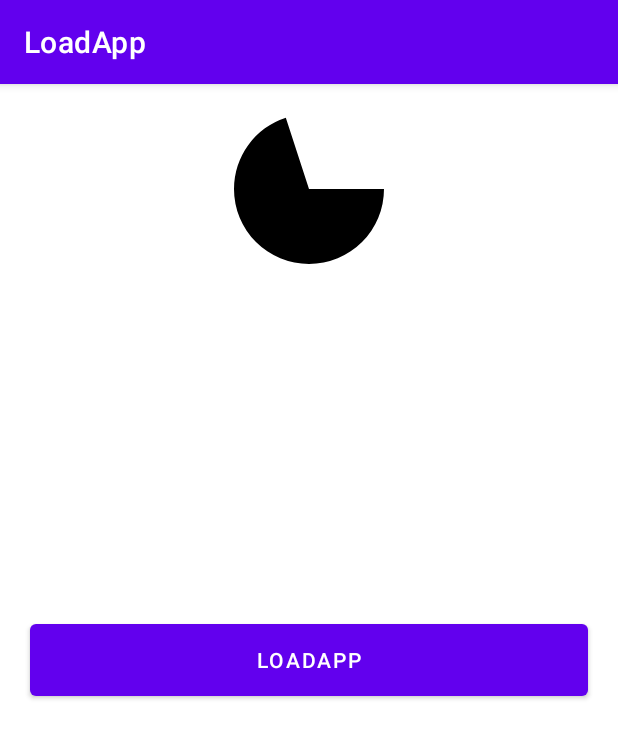
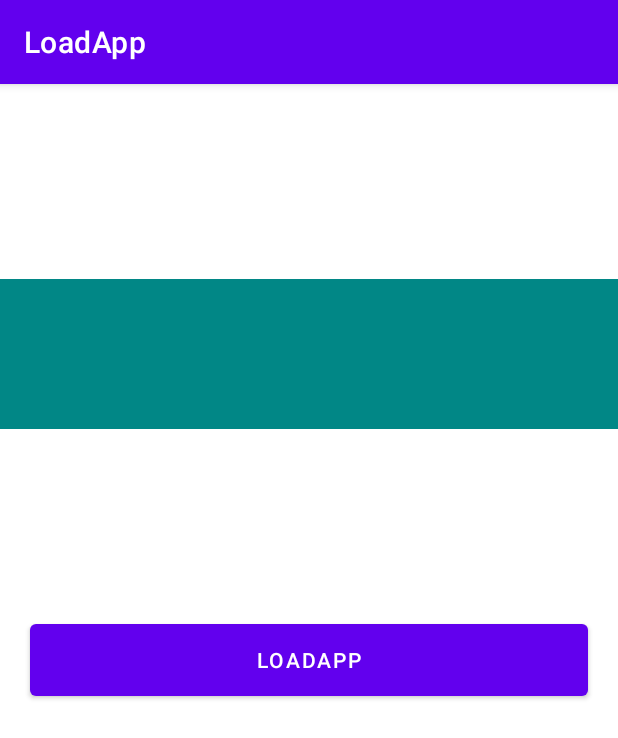
Before and after one commit to RicardoBravoA/LoadApp, an Android app: the screen it shows after launch (MainActivity), on a phone screen of 412 x 824 dp. Shown: the top 738 px of the screen. Run offline under Robolectric (Android 15) with nearby library versions, the phone set to English and light mode, and no system bars; our stand-ins replace data binding; pictures from the network do not load.

Commit message:
feat: Update motion layout scene

```diff
--- a/app/src/main/java/com/udacity/load/app/main/MainFragment.kt
+++ b/app/src/main/java/com/udacity/load/app/main/MainFragment.kt
@@ -7,9 +7,11 @@ import android.util.Log
 import android.view.LayoutInflater
 import android.view.View
 import android.view.ViewGroup
+import androidx.constraintlayout.motion.widget.MotionLayout
 import androidx.core.app.NotificationCompat
 import androidx.fragment.app.Fragment
 import androidx.lifecycle.ViewModelProvider
+import com.udacity.load.app.R
 import com.udacity.load.app.databinding.FragmentMainBinding
 import kotlinx.coroutines.Dispatchers
 import kotlinx.coroutines.GlobalScope
@@ -40,18 +42,30 @@ class MainFragment : Fragment() {
 
         binding.customButton.setOnClickListener {
             Log.i("z- data", "true")
-            mainViewModel.load("https://github.com/udacity/nd940-c3-advanced-android-programming-project-starter/archive/master.zip")
-            mainViewModel.abc()
+            /*mainViewModel.load("https://github.com/udacity/nd940-c3-advanced-android-programming-project-starter/archive/master.zip")
+            mainViewModel.abc()*/
+
+            GlobalScope.launch(Dispatchers.Main) {
+                for (i in 0..100 step 10) {
+                    binding.customAnimationView.setProgress(i.toFloat())
+                    delay(1000L)
+                }
+                delay(1000)
+                /*binding.motionLayout.getConstraintSet(R.id.view_start)
+                    .setVisibility(R.id.view, View.VISIBLE)*/
+                /*val constraint = binding.motionLayout.getConstraintSet(R.id.view_start)
+                constraint?.let {
+                    it.setVisibility(it, View.VISIBLE)
+                }*/
+                binding.view.visibility = View.VISIBLE
+                binding.motionLayout.transitionToEnd()
+
+            }
+
         }
 
 //        binding.customAnimationView.setProgress(90f)
 
-        GlobalScope.launch(Dispatchers.Main) {
-            for (i in 0..100 step 10) {
-                binding.customAnimationView.setProgress(i.toFloat())
-                delay(1000L)
-            }
-        }
 
         return binding.root
     }
--- a/app/src/main/java/com/udacity/load/app/util/CircularView.kt
+++ b/app/src/main/java/com/udacity/load/app/util/CircularView.kt
@@ -54,10 +54,7 @@ class CircularView @JvmOverloads constructor(
         val width = width
         val top = 0
         rect!![left.toFloat(), top.toFloat(), left + width.toFloat()] = top + width.toFloat()
-
-        if (progress != 0f) {
-            canvas.drawArc(rect!!, 0f, 360 * progress, true, paint!!)
-        }
+        canvas.drawArc(rect!!, 0f, 360 * progress, true, paint!!)
     }
 
     fun setProgress(percentage: Float) {
--- a/app/src/main/res/layout/fragment_main.xml
+++ b/app/src/main/res/layout/fragment_main.xml
@@ -18,6 +18,29 @@
             app:layout_constraintStart_toStartOf="parent"
             app:layout_constraintTop_toTopOf="parent" />
 
+        <androidx.constraintlayout.motion.widget.MotionLayout
+            android:id="@+id/motion_layout"
+            android:layout_width="match_parent"
+            android:layout_height="100dp"
+            android:layout_marginTop="10dp"
+            android:background="@color/teal_700"
+            app:layoutDescription="@xml/fragment_main_scene"
+            app:layout_constraintEnd_toEndOf="parent"
+            app:layout_constraintStart_toStartOf="parent"
+            app:layout_constraintTop_toBottomOf="@+id/custom_animation_view">
+
+            <View
+                android:id="@+id/view"
+                android:layout_width="0dp"
+                android:layout_height="match_parent"
+                android:background="@color/purple_500"
+                android:visibility="gone"
+                app:layout_constraintBottom_toBottomOf="parent"
+                app:layout_constraintEnd_toEndOf="parent"
+                app:layout_constraintTop_toTopOf="parent" />
+
+        </androidx.constraintlayout.motion.widget.MotionLayout>
+
         <Button
             android:id="@+id/custom_button"
             android:layout_width="0dp"
--- /dev/null
+++ b/app/src/main/res/xml/fragment_main_scene.xml
@@ -0,0 +1,36 @@
+<?xml version="1.0" encoding="utf-8"?>
+<MotionScene xmlns:android="http://schemas.android.com/apk/res/android"
+    xmlns:app="http://schemas.android.com/apk/res-auto">
+
+    <ConstraintSet android:id="@+id/view_start">
+        <Constraint
+            android:id="@+id/view"
+            android:layout_width="10dp"
+            android:layout_height="match_parent"
+            android:visibility="gone"
+            app:layout_constraintBottom_toBottomOf="parent"
+            app:layout_constraintStart_toStartOf="parent"
+            app:layout_constraintTop_toTopOf="parent"
+            app:visibilityMode="ignore" />
+    </ConstraintSet>
+
+    <ConstraintSet android:id="@+id/view_end">
+        <Constraint
+            android:id="@+id/view"
+            android:layout_width="match_parent"
+            android:layout_height="match_parent"
+            app:layout_constraintBottom_toBottomOf="parent"
+            app:layout_constraintEnd_toEndOf="parent"
+            app:layout_constraintTop_toTopOf="parent" />
+    </ConstraintSet>
+
+    <Transition
+        app:constraintSetEnd="@id/view_end"
+        app:constraintSetStart="@+id/view_start"
+        app:duration="2000">
+        <OnClick
+            app:clickAction="transitionToEnd"
+            app:targetId="@+id/view" />
+    </Transition>
+
+</MotionScene>
```
